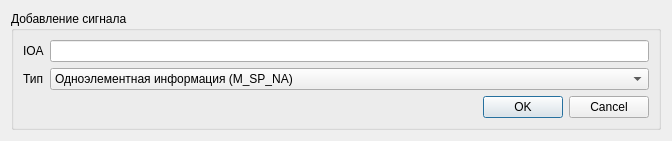
MicroKoder/QIEC104, file addsignaldialog.ui: the form before one commit.
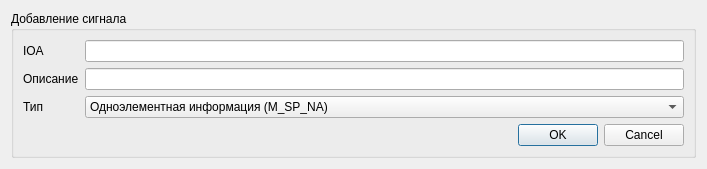
The form after the commit.

The edit to the form file:
```diff
--- a/addsignaldialog.ui
+++ b/addsignaldialog.ui
@@ -23,7 +23,7 @@
       <item row="0" column="1">
        <widget class="QLineEdit" name="edit_IOA"/>
       </item>
-      <item row="2" column="1">
+      <item row="3" column="1">
        <widget class="QDialogButtonBox" name="buttonBox">
         <property name="orientation">
          <enum>Qt::Horizontal</enum>
@@ -33,7 +33,7 @@
         </property>
        </widget>
       </item>
-      <item row="1" column="1">
+      <item row="2" column="1">
        <widget class="QComboBox" name="comboBox">
         <item>
          <property name="text">
@@ -149,13 +149,23 @@
         </property>
        </widget>
       </item>
-      <item row="1" column="0">
+      <item row="2" column="0">
        <widget class="QLabel" name="label_type">
         <property name="text">
          <string>Тип</string>
         </property>
        </widget>
       </item>
+      <item row="1" column="1">
+       <widget class="QLineEdit" name="lineEdit_descr"/>
+      </item>
+      <item row="1" column="0">
+       <widget class="QLabel" name="label_desc">
+        <property name="text">
+         <string>Описание</string>
+        </property>
+       </widget>
+      </item>
      </layout>
     </widget>
    </item>
```
